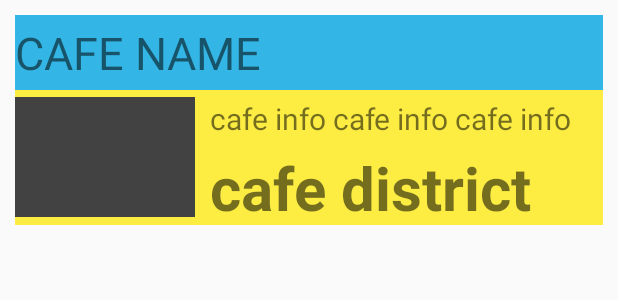
After one commit to hye-rong/startup, an Android app: the layout cafe_list.xml on its own in the app's theme, with its tools: preview values and no code run, on a phone screen of 412 x 824 dp. The commit adds this screen. Shown: the top 300 px of the screen. Run offline under Robolectric (Android 15) with nearby library versions, the phone set to English and light mode, and no system bars.

```diff
--- /dev/null
+++ b/app/src/main/res/layout/cafe_list.xml
@@ -0,0 +1,55 @@
+<?xml version="1.0" encoding="utf-8"?>
+<LinearLayout
+    xmlns:android="http://schemas.android.com/apk/res/android"
+    android:layout_width="match_parent"
+    android:layout_height="150dp"
+    android:orientation="vertical"
+    android:paddingTop="10dp"
+    android:paddingLeft="10dp"
+    android:paddingRight="10dp">
+    <TextView
+        android:id="@+id/cafe_name"
+        android:background="@android:color/holo_blue_light"
+        android:layout_width="match_parent"
+        android:layout_height="50dp"
+        android:text="CAFE NAME"
+        android:textSize="30dp"
+        android:gravity="center_vertical"/>
+    <LinearLayout
+        android:layout_width="match_parent"
+        android:layout_height="match_parent"
+        android:orientation="horizontal"
+        android:background="#BAFFEA00">
+        <ImageView
+            android:id="@+id/cafe_img"
+            android:layout_width="120dp"
+            android:layout_height="80dp"
+            android:src="@color/cardview_dark_background"
+            android:layout_gravity="center"/>
+        <LinearLayout
+            android:layout_width="match_parent"
+            android:layout_height="match_parent"
+            android:orientation="vertical"
+            android:layout_gravity="center_vertical"
+            android:paddingLeft="10dp">
+            <TextView
+                android:id="@+id/cafe_info"
+                android:layout_width="match_parent"
+                android:layout_height="wrap_content"
+                android:text="cafe info cafe info cafe info "
+                android:maxLines="1"
+                android:textSize="20dp"
+                android:layout_marginTop="5dp"/>
+
+            <TextView
+                android:id="@+id/cafe_district"
+                android:layout_width="match_parent"
+                android:layout_height="wrap_content"
+                android:text="cafe district"
+                android:textSize="40dp"
+                android:textStyle="bold"
+                android:layout_marginTop="5dp"/>
+        </LinearLayout>
+    </LinearLayout>
+
+</LinearLayout>
--- a/app/src/main/res/values/strings.xml
+++ b/app/src/main/res/values/strings.xml
@@ -4,4 +4,5 @@
     <string name="title_home">Home</string>
     <string name="title_dashboard">Dashboard</string>
     <string name="title_notifications">Notifications</string>
+    <string name="map_api_key">AIzaSyACIYniMoPVpAvIY4cLzAF3KRNbZb6GgxM</string>
 </resources>
--- a/app/src/main/res/values/styles.xml
+++ b/app/src/main/res/values/styles.xml
@@ -5,6 +5,7 @@
         <item name="colorPrimary">@color/colorPrimary</item>
         <item name="colorPrimaryDark">@color/colorPrimaryDark</item>
         <item name="colorAccent">@color/colorAccent</item>
+        <item name="windowNoTitle">true</item>
     </style>
 
     <style name="tab_text" parent="TextAppearance.Design.Tab">
--- a/build.gradle
+++ b/build.gradle
@@ -6,8 +6,11 @@ buildscript {
         jcenter()
     }
     dependencies {
-        classpath "com.android.tools.build:gradle:4.0.0"
+        classpath 'com.android.tools.build:gradle:4.0.1'
         classpath "org.jetbrains.kotlin:kotlin-gradle-plugin:$kotlin_version"
+
+        //google map
+        classpath 'com.google.gms:google-services:4.3.3'
 
         // NOTE: Do not place your application dependencies here; they belong
         // in the individual module build.gradle files
```
Also changed, not shown: app/build.gradle (+7 -1 lines), app/src/main/AndroidManifest.xml (+11 -3 lines), app/src/main/java/com/example/mystartup/ui/map/CafeActivity.kt (added, +49 -0 lines), app/src/main/java/com/example/mystartup/ui/map/CafeInfo.kt (added, +8 -0 lines), app/src/main/java/com/example/mystartup/ui/map/CafeRecyclerAdapter.kt (added, +55 -0 lines), app/src/main/java/com/example/mystartup/ui/map/MapFragment.kt (added, +42 -0 lines), app/src/main/res/layout/activity_cafe.xml (added, +38 -0 lines), app/src/main/res/layout/google_map.xml (added, +12 -0 lines), 1 other file.
